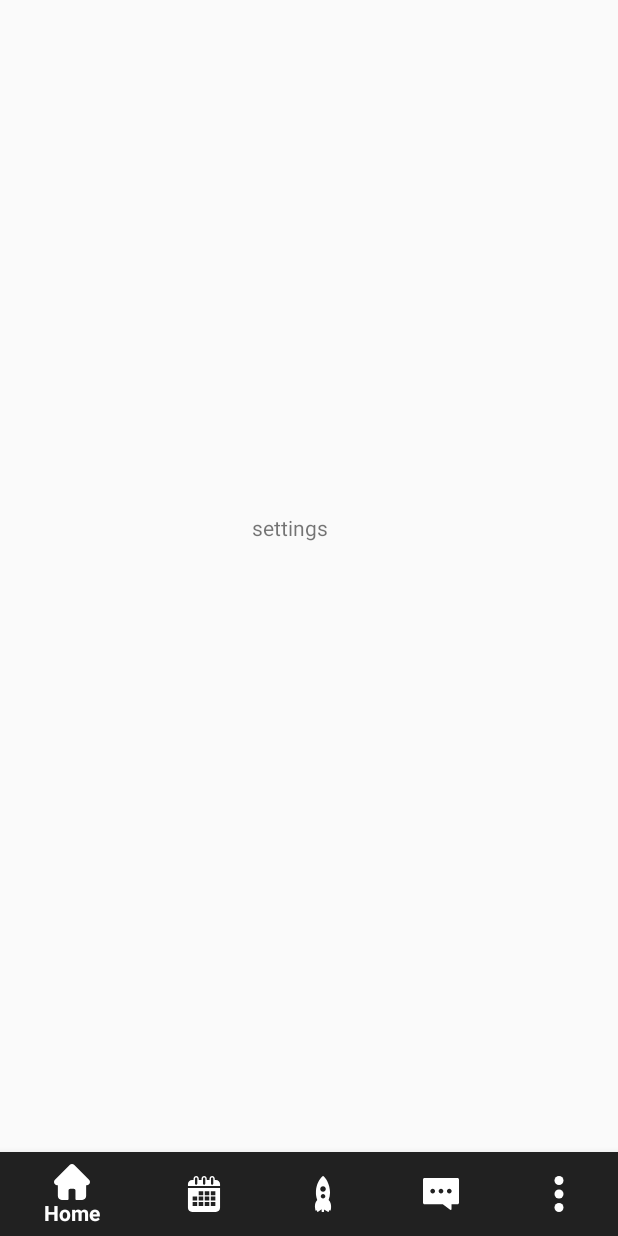
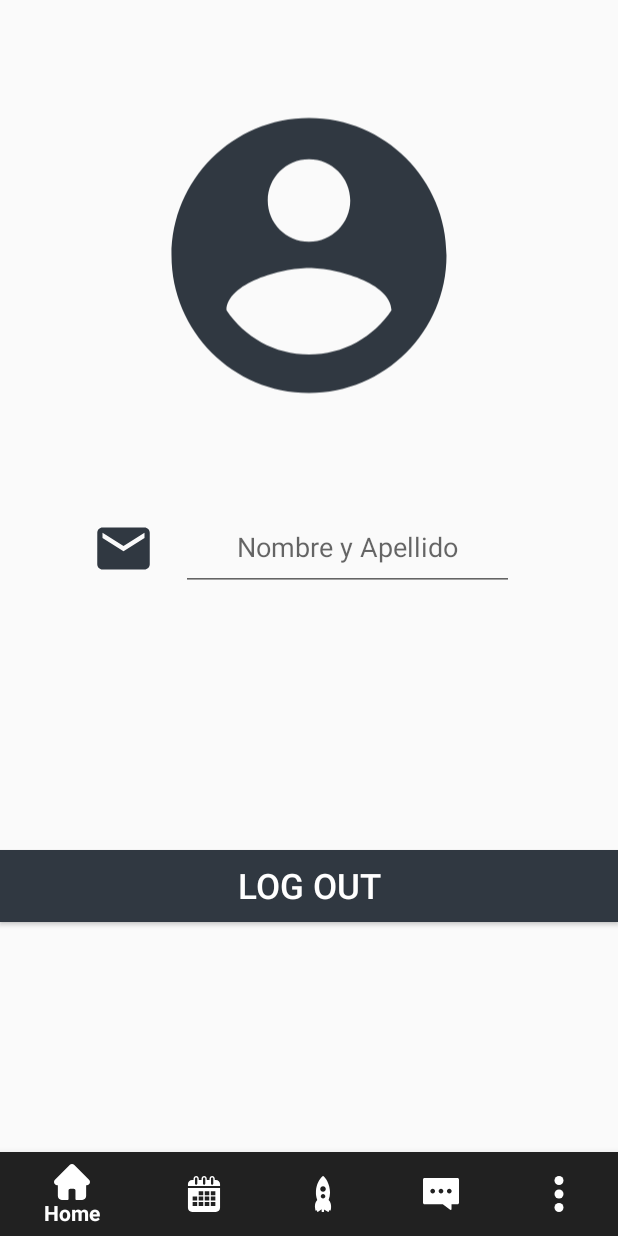
Before and after one commit to JoshDG37/Eduincu, an Android app: the fragment Settings placed in its activity, on a phone screen of 412 x 824 dp. Run offline under Robolectric (Android 15) with nearby library versions, the phone set to English and light mode, and no system bars; our stand-ins replace Firebase (no records; nobody signed in at launch, a user with empty details on screens opened directly); libraries missing offline, so code that uses them is left out: com.theartofdev.edmodo.

Commit message:
Settings

```diff
--- a/app/src/main/java/com/example/test_cont/Settings.java
+++ b/app/src/main/java/com/example/test_cont/Settings.java
@@ -1,28 +1,235 @@
 package com.example.test_cont;
 
+import android.content.Intent;
+import android.net.Uri;
 import android.os.Bundle;
 
+import androidx.annotation.NonNull;
+import androidx.annotation.Nullable;
 import androidx.fragment.app.Fragment;
 
+import android.text.TextUtils;
 import android.view.LayoutInflater;
 import android.view.View;
 import android.view.ViewGroup;
+import android.widget.Button;
+import android.widget.EditText;
+import android.widget.ImageView;
+import android.widget.Toast;
+
+import com.google.android.gms.tasks.OnCompleteListener;
+import com.google.android.gms.tasks.Task;
+import com.google.firebase.auth.FirebaseAuth;
+import com.google.firebase.auth.FirebaseUser;
+import com.google.firebase.database.DataSnapshot;
+import com.google.firebase.database.DatabaseError;
+import com.google.firebase.database.DatabaseReference;
+import com.google.firebase.database.FirebaseDatabase;
+import com.google.firebase.database.ValueEventListener;
+import com.google.firebase.storage.FirebaseStorage;
+import com.google.firebase.storage.StorageReference;
+import com.google.firebase.storage.UploadTask;
+import com.theartofdev.edmodo.cropper.CropImage;
+import com.theartofdev.edmodo.cropper.CropImageView;
+
+import java.util.HashMap;
+
+import static android.app.Activity.RESULT_OK;
 
 
 /**
  * A simple {@link Fragment} subclass.
  */
 public class Settings extends Fragment {
+    private EditText username;
+    private Button send, but_logout;
+    private ImageView profile_image;
 
+    private FirebaseAuth mAuth;
+    private FirebaseUser currentUser;
+    private String currentUserID;
+    private DatabaseReference rootRef;
+    private static final int GalleryPick=1;
+    private StorageReference userProfileImageRef;
     public Settings() {
         // Required empty public constructor
     }
+    View rootView;
+    @Override
+    public View onCreateView(LayoutInflater inflater, final ViewGroup container,
+                             Bundle savedInstanceState) {
+
+        // Inflate the layout for this fragment
+        rootView= inflater.inflate(R.layout.fragment_settings, container, false);
+
+        mAuth =FirebaseAuth.getInstance();
+        currentUserID=mAuth.getCurrentUser().getUid();
+        rootRef= FirebaseDatabase.getInstance().getReference();
+        userProfileImageRef= FirebaseStorage.getInstance().getReference().child("Profile Images");
+
+        InitializaFields();
 
 
-    @Override
-    public View onCreateView(LayoutInflater inflater, ViewGroup container,
-                             Bundle savedInstanceState) {
-        // Inflate the layout for this fragment
-        return inflater.inflate(R.layout.fragment_settings, container, false);
+        //boton de mandar el usuario a firebase
+        send.setOnClickListener(new View.OnClickListener() {
+            @Override
+            public void onClick(View v) {
+                UpdateSettings();
+            }
+
+
+        });
+
+        //Recuperar info del usuario
+        RetrieveUserInfo();
+
+        //Imagen de perfil
+        profile_image.setOnClickListener(new View.OnClickListener() {
+            @Override
+            public void onClick(View v) {
+                Intent galleryIntent=new Intent();
+                galleryIntent.setAction(Intent.ACTION_GET_CONTENT);
+                galleryIntent.setType("image/*");
+                startActivityForResult(galleryIntent,GalleryPick);
+            }
+        });
+
+        //boton de cerrar sesion
+
+        currentUser=mAuth.getCurrentUser();
+        but_logout.setOnClickListener(new View.OnClickListener() {
+            @Override
+            public void onClick(View v) {
+
+                mAuth.signOut();
+                Intent logingIntent=new Intent(rootView.getContext(),MainActivity.class);
+                startActivity(logingIntent);
+
+
+                //----------------------------------------------------------------hacer para importar metodos del padre o alguna forma para poder hacer el logout
+
+            }
+        });
+
+
+        return rootView;
+    }
+
+    private void InitializaFields() {
+        but_logout= (Button) rootView.findViewById(R.id.but_logout);
+        send=(Button) rootView.findViewById(R.id.send);
+        username=(EditText) rootView.findViewById(R.id.username);
+        profile_image=(ImageView) rootView.findViewById(R.id.profile_image);
+    }
+
+
+//    @Override
+//    public void onActivityResult(int requestCode, int resultCode, @Nullable Intent data) {
+//        super.onActivityResult(requestCode, resultCode, data);
+//
+//        //
+//        if(requestCode==GalleryPick && resultCode==RESULT_OK){
+//            Uri ImageUri=data.getData();
+//
+//            CropImage.activity()
+//                    .setGuidelines(CropImageView.Guidelines.ON)
+//                    .setAspectRatio(1,1)
+//                    .start(getContext(), this);
+//        }
+        //meter la imagen en storage
+//        if (requestCode == CropImage.CROP_IMAGE_ACTIVITY_REQUEST_CODE) {
+//            CropImage.ActivityResult result = CropImage.getActivityResult(data);
+//
+//            if(resultCode==RESULT_OK){
+//                Uri resultUri=result.getUri();
+//
+//                StorageReference filePath=userProfileImageRef.child(currentUserID + ".jpg");
+//
+//                filePath.putFile(resultUri).addOnCompleteListener(new OnCompleteListener<UploadTask.TaskSnapshot>() {
+//                    @Override
+//                    public void onComplete(@NonNull Task<UploadTask.TaskSnapshot> task) {
+//                        if(task.isSuccessful()){
+//                            Toast.makeText(getActivity(),"Imagen de Perfil",Toast.LENGTH_SHORT).show();
+//                            //meter la imagen en database
+//                            final String downloaedUrl=task.getResult().getStorage().getDownloadUrl().toString();
+//
+//                            rootRef.child("Users").child(currentUserID).child("image").setValue(downloaedUrl).addOnCompleteListener(new OnCompleteListener<Void>() {
+//                                @Override
+//                                public void onComplete(@NonNull Task<Void> task) {
+//                                    if(task.isSuccessful()){
+//                                        Toast.makeText(getActivity(),"Imagen salvada",Toast.LENGTH_SHORT).show();
+//                                    }
+//                                    else{
+//                                        String message=task.getException().toString();
+//                                        Toast.makeText(getActivity(),"Error: "+message,Toast.LENGTH_SHORT).show();
+//                                    }
+//                                }
+//                            });
+//
+//                        }else{
+//                            String message=task.getException().toString();
+//                            Toast.makeText(getActivity(),"Error: "+message,Toast.LENGTH_SHORT).show();
+//                        }
+//                    }
+//
+//                });
+//            }
+//
+//        }
+
+   // }
+
+    private void UpdateSettings() {
+        String setUserName=username.getText().toString();
+
+        if(TextUtils.isEmpty(setUserName)){
+            Toast.makeText(getActivity(),"Escribe tu nombre y apellido",Toast.LENGTH_SHORT).show();
+        }else{
+            HashMap<String,String> profileMap=new HashMap<>();
+            profileMap.put("uid",currentUserID);
+            profileMap.put("name",setUserName);
+            rootRef.child("Users").child(currentUserID).setValue(profileMap).addOnCompleteListener(new OnCompleteListener<Void>() {
+                @Override
+                public void onComplete(@NonNull Task<Void> task) {
+                    if(task.isSuccessful()){
+                        Toast.makeText(getActivity(),"Hecho",Toast.LENGTH_SHORT).show();
+                    }else{
+                        String message=task.getException().toString();
+                        Toast.makeText(getActivity(),"Error: "+message,Toast.LENGTH_SHORT).show();
+                    }
+                }
+            });
+        }
+    }
+
+    private void RetrieveUserInfo() {
+        rootRef.child("Users").child(currentUserID).addValueEventListener(new ValueEventListener() {
+            @Override
+            public void onDataChange(@NonNull DataSnapshot dataSnapshot) {
+                if((dataSnapshot.exists()) && (dataSnapshot.hasChild("name") && (dataSnapshot.hasChild("image")))){
+                    String retrieveUserName=dataSnapshot.child("name").getValue().toString();
+//                    String retrieveProfile=dataSnapshot.child("image").getValue().toString();
+
+                    username.setText(retrieveUserName);
+//                    Picasso.get().load(retrieveProfile).into(profile_image);
+                }
+                else if((dataSnapshot.exists()) && (dataSnapshot.hasChild("name"))){
+                    String retrieveUserName=dataSnapshot.child("name").getValue().toString();
+//                    String retrieveProfile=dataSnapshot.child("image").getValue().toString();
+
+                    username.setText(retrieveUserName);
+//                    Picasso.get().load(retrieveProfile).into(profile_image);
+                }
+                else{
+                    Toast.makeText(getActivity(),"Por favor actualiza tu perfil",Toast.LENGTH_SHORT).show();
+                }
+            }
+
+            @Override
+            public void onCancelled(@NonNull DatabaseError databaseError) {
+
+            }
+        });
+
     }
 }
--- /dev/null
+++ b/app/src/main/res/drawable/ic_account.xml
@@ -0,0 +1,5 @@
+<vector android:height="24dp" android:tint="#303841"
+    android:viewportHeight="24.0" android:viewportWidth="24.0"
+    android:width="24dp" xmlns:android="http://schemas.android.com/apk/res/android">
+    <path android:fillColor="#FF000000" android:pathData="M12,2C6.48,2 2,6.48 2,12s4.48,10 10,10 10,-4.48 10,-10S17.52,2 12,2zM12,5c1.66,0 3,1.34 3,3s-1.34,3 -3,3 -3,-1.34 -3,-3 1.34,-3 3,-3zM12,19.2c-2.5,0 -4.71,-1.28 -6,-3.22 0.03,-1.99 4,-3.08 6,-3.08 1.99,0 5.97,1.09 6,3.08 -1.29,1.94 -3.5,3.22 -6,3.22z"/>
+</vector>
--- /dev/null
+++ b/app/src/main/res/drawable/ic_email.xml
@@ -0,0 +1,5 @@
+<vector android:height="24dp" android:tint="#303841"
+    android:viewportHeight="24.0" android:viewportWidth="24.0"
+    android:width="24dp" xmlns:android="http://schemas.android.com/apk/res/android">
+    <path android:fillColor="#FF000000" android:pathData="M20,4L4,4c-1.1,0 -1.99,0.9 -1.99,2L2,18c0,1.1 0.9,2 2,2h16c1.1,0 2,-0.9 2,-2L22,6c0,-1.1 -0.9,-2 -2,-2zM20,8l-8,5 -8,-5L4,6l8,5 8,-5v2z"/>
+</vector>
--- a/app/src/main/res/layout/fragment_settings.xml
+++ b/app/src/main/res/layout/fragment_settings.xml
@@ -6,14 +6,61 @@
     android:layout_height="match_parent"
     tools:context=".Settings">
 
-
-    <TextView
-        android:id="@+id/textView5"
-        android:layout_width="wrap_content"
-        android:layout_height="wrap_content"
-        android:layout_marginStart="168dp"
-        android:layout_marginTop="342dp"
-        android:text="settings"
+    <ImageView
+        android:id="@+id/profile_image"
+        android:layout_width="220dp"
+        android:layout_height="0dp"
+        android:layout_alignParentTop="true"
+        android:layout_centerHorizontal="true"
+        android:layout_marginTop="49dp"
+        android:layout_marginBottom="53dp"
+        android:src="@drawable/ic_account"
+        app:layout_constraintBottom_toTopOf="@+id/send"
+        app:layout_constraintEnd_toEndOf="parent"
         app:layout_constraintStart_toStartOf="parent"
         app:layout_constraintTop_toTopOf="parent" />
+
+    <Button
+        android:id="@+id/send"
+        android:layout_width="42dp"
+        android:layout_height="42dp"
+        android:layout_marginStart="61dp"
+        android:layout_marginEnd="17dp"
+        android:layout_marginBottom="180dp"
+        android:background="@drawable/ic_email"
+        app:layout_constraintBottom_toTopOf="@+id/but_logout"
+        app:layout_constraintEnd_toStartOf="@+id/username"
+        app:layout_constraintStart_toStartOf="parent"
+        app:layout_constraintTop_toBottomOf="@+id/profile_image">
+
+    </Button>
+
+    <EditText
+        android:id="@+id/username"
+        android:layout_width="0dp"
+        android:layout_height="wrap_content"
+        android:layout_below="@+id/profile_image"
+        android:layout_centerHorizontal="true"
+        android:layout_marginEnd="69dp"
+        android:hint="Nombre y Apellido"
+        android:orientation="horizontal"
+        android:padding="17dp"
+        android:textAlignment="center"
+        app:layout_constraintBaseline_toBaselineOf="@+id/send"
+        app:layout_constraintEnd_toEndOf="parent"
+        app:layout_constraintStart_toEndOf="@+id/send" />
+
+    <Button
+        android:id="@+id/but_logout"
+        android:layout_width="0dp"
+        android:layout_height="wrap_content"
+        android:layout_marginBottom="153dp"
+        android:background="#303841"
+        android:text="Log out"
+        android:textColor="#fff"
+        android:textSize="23dp"
+        app:layout_constraintBottom_toBottomOf="parent"
+        app:layout_constraintEnd_toEndOf="parent"
+        app:layout_constraintStart_toStartOf="parent"
+        app:layout_constraintTop_toBottomOf="@+id/send" />
 </androidx.constraintlayout.widget.ConstraintLayout>
```
Also changed, not shown: app/build.gradle (+9 -0 lines), 3 other files.
